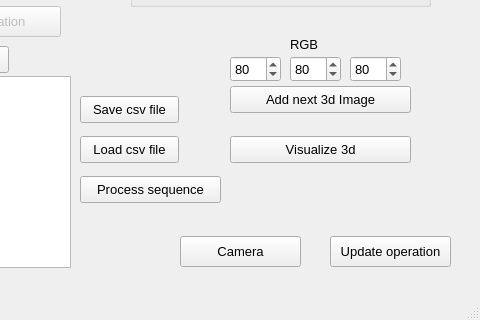
The window that src/GUI/mainwindow.ui (mjedros/mgr) describes before a commit, drawn with Qt 5; both pictures show x 310 to 790 and y 271 to 591 of the 790 by 591 pixel window.
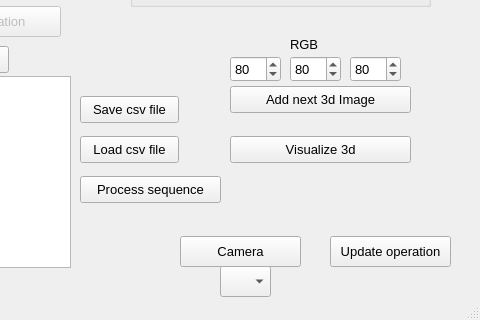
The same window after the commit.

What changed in the file:
```diff
--- a/src/GUI/mainwindow.ui
+++ b/src/GUI/mainwindow.ui
@@ -594,6 +594,25 @@
      <string>Update operation</string>
     </property>
    </widget>
+   <widget class="QComboBox" name="CameraDimension">
+    <property name="geometry">
+     <rect>
+      <x>530</x>
+      <y>520</y>
+      <width>51</width>
+      <height>31</height>
+     </rect>
+    </property>
+    <property name="cursor">
+     <cursorShape>ArrowCursor</cursorShape>
+    </property>
+    <property name="editable">
+     <bool>false</bool>
+    </property>
+    <property name="currentIndex">
+     <number>-1</number>
+    </property>
+   </widget>
   </widget>
   <widget class="QToolBar" name="mainToolBar">
    <attribute name="toolBarArea">
```
